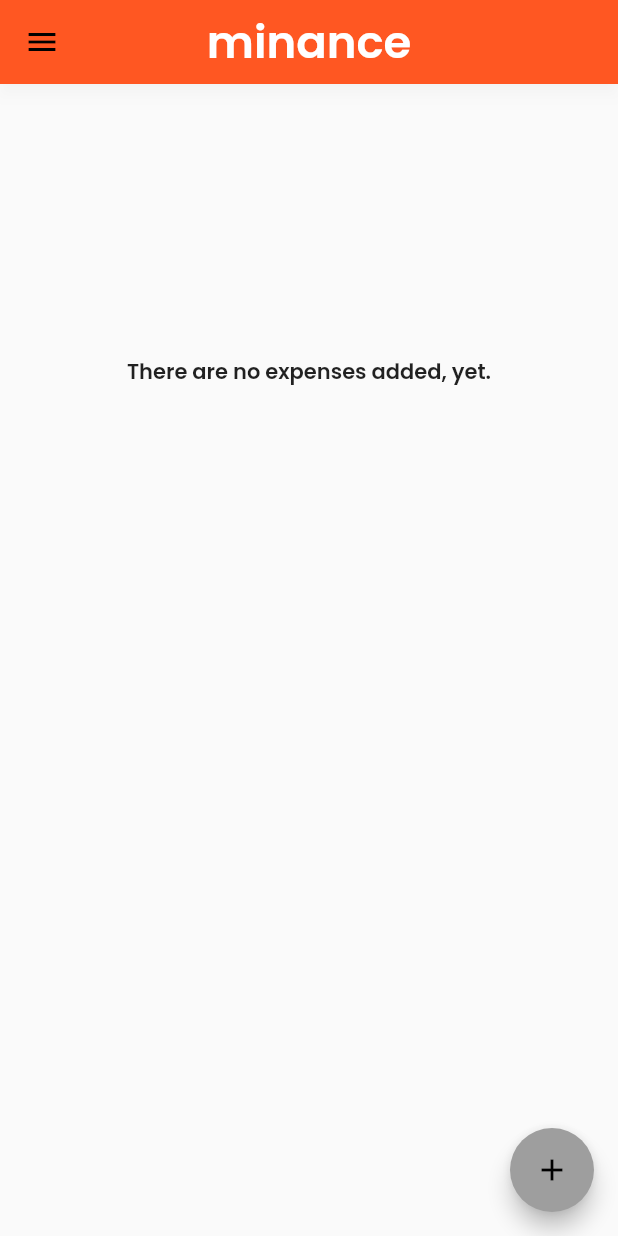
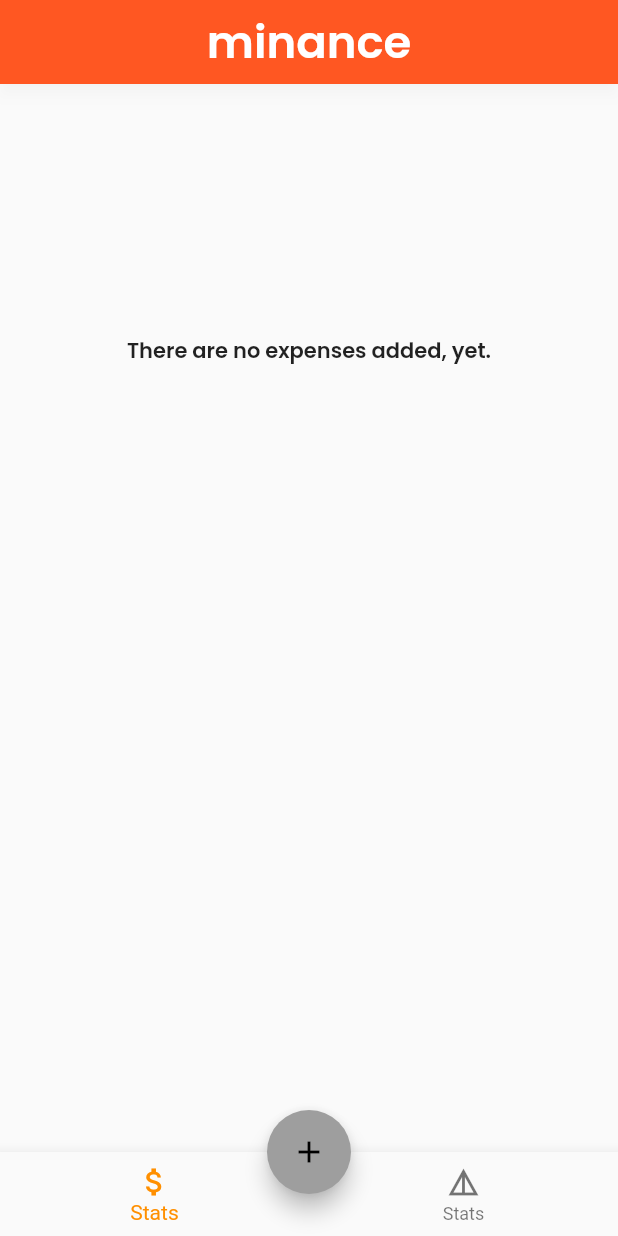
Before and after one commit to sercantor/minance, a Flutter app: the screen it shows after launch, on a phone screen of 412 x 824 dp. Run offline on Flutter 3.47's test engine with Material 2 defaults, Android fonts, the light colour scheme and no system bars.

Commit message:
bottomnavigation, floating docked, refactor

```diff
--- a/lib/main.dart
+++ b/lib/main.dart
@@ -1,5 +1,6 @@
 import 'package:flutter/material.dart';
 import 'package:minance/providers/expense_page_provider.dart';
+import 'package:minance/providers/navigation_provider.dart';
 import 'package:provider/provider.dart';
 import 'package:minance/screens/home.dart';
 
@@ -10,8 +11,14 @@ void main() {
 class MyApp extends StatelessWidget {
   @override
   Widget build(BuildContext context) {
-    return ChangeNotifierProvider<ExpenseProvider>(
-      create: (context) => ExpenseProvider(),
+    return MultiProvider(
+      providers: [
+        ChangeNotifierProvider<ExpenseProvider>(
+          create: (context) => ExpenseProvider(),
+        ),
+        ChangeNotifierProvider<NavigationProvider>(
+            create: (_) => NavigationProvider()),
+      ],
       child: MaterialApp(
         title: 'Flutter Demo',
         theme: ThemeData(
--- /dev/null
+++ b/lib/providers/navigation_provider.dart
@@ -0,0 +1,16 @@
+import 'package:flutter/foundation.dart';
+
+class NavigationProvider with ChangeNotifier {
+  int _selectedIndex;
+
+  NavigationProvider() {
+    _selectedIndex = 0;
+  }
+
+  int get selectedIndex => _selectedIndex;
+
+  void setSelectedIndex(int index) {
+    _selectedIndex = index;
+    notifyListeners();
+  }
+}
--- a/lib/screens/home.dart
+++ b/lib/screens/home.dart
@@ -1,59 +1,13 @@
-import 'package:minance/screens/expense_details.dart';
-import 'package:minance/widgets/show_expense_dialog.dart';
-import 'package:provider/provider.dart';
+import 'package:minance/widgets/bottom_navigation.dart';
+import 'package:minance/widgets/expense_list_view.dart';
+import 'package:minance/widgets/floating_action_add.dart';
 import 'package:flutter/material.dart';
-import 'package:minance/providers/expense_page_provider.dart';
 import 'package:minance/theme.dart';
-import 'package:minance/widgets/expense_list_builder.dart';
 
 class HomePage extends StatelessWidget {
   @override
   Widget build(BuildContext context) {
-    final expenseProvider = Provider.of<ExpenseProvider>(context);
     return Scaffold(
-      drawer: Drawer(
-        child: ListView(
-          padding: EdgeInsets.zero,
-          children: <Widget>[
-            DrawerHeader(
-              decoration: BoxDecoration(
-                color: Colors.deepOrange,
-                boxShadow: <BoxShadow>[
-                  BoxShadow(
-                    color: Colors.black12,
-                    blurRadius: 10.0,
-                    offset: Offset(0.0, 10.0),
-                  ),
-                ],
-              ),
-              child: Text(
-                'Detailed View',
-                style: TextStyles.drawerHeaderTextStyle,
-              ),
-            ),
-            ListTile(
-              title: Text(
-                'Expense Details',
-                style: TextStyles.drawerItemTextStyle,
-              ),
-              onTap: () {
-                final expenseProvider =
-                    Provider.of<ExpenseProvider>(context, listen: false);
-                Navigator.push(
-                  context,
-                  MaterialPageRoute(
-                    builder: (context) => ChangeNotifierProvider.value(
-                      value: expenseProvider,
-                      child: ExpenseDetails(),
-                    ),
-                  ),
-                );
-              },
-            ),
-            Divider(),
-          ],
-        ),
-      ),
       appBar: AppBar(
         centerTitle: true,
         title: Text(
@@ -63,66 +17,10 @@ class HomePage extends StatelessWidget {
         shadowColor: Colors.black12,
         backgroundColor: Colors.deepOrange,
       ),
-      floatingActionButton: FloatingActionButton(
-        child: Icon(Icons.add),
-        //this onpressed should be opening alertdialog to ask for what kind of expense that you should use.
-        onPressed: () {
-          final expenseProvider =
-              Provider.of<ExpenseProvider>(context, listen: false);
-          return showDialog(
-            context: context,
-            builder: (_) {
-              return ChangeNotifierProvider.value(
-                value: expenseProvider,
-                child: ShowExpenseDialog(),
-              );
-            },
-          );
-        },
-      ),
-      body: Column(
-        children: [
-          Visibility(
-            visible: expenseProvider.expenseTypeList.isEmpty ||
-                expenseProvider.expenseAmountList.isEmpty,
-            child: Expanded(
-              child: Center(
-                child: Text(
-                  'There are no expenses added, yet.',
-                  style: TextStyles.subHeaderTextStyle,
-                ),
-              ),
-            ),
-          ),
-          Expanded(
-            child: Padding(
-              padding: EdgeInsets.all(7.0),
-              child: Align(
-                alignment: Alignment.topCenter,
-                child: ListView.builder(
-                    reverse: true,
-                    shrinkWrap: true,
-                    itemBuilder: (context, index) {
-                      return Dismissible(
-                        key: UniqueKey(),
-                        onDismissed: (direction) {
-                          expenseProvider.removeFromAmountList(index);
-                          expenseProvider.removeFromExpenseTypeList(index);
-                        },
-                        child: expenseListBuilder(
-                            context,
-                            index,
-                            expenseProvider.expenseTypeList,
-                            expenseProvider.expenseAmountList,
-                            expenseProvider.daySpent),
-                      );
-                    },
-                    itemCount: expenseProvider.expenseTypeList.length),
-              ),
-            ),
-          ),
-        ],
-      ),
+      bottomNavigationBar: BottomNavigation(),
+      floatingActionButtonLocation: FloatingActionButtonLocation.centerDocked,
+      floatingActionButton: FloatingActionAdd(),
+      body: ExpenseListView(),
     );
   }
 }
--- /dev/null
+++ b/lib/widgets/bottom_navigation.dart
@@ -0,0 +1,26 @@
+import 'package:minance/providers/navigation_provider.dart';
+import 'package:provider/provider.dart';
+import 'package:flutter/material.dart';
+
+class BottomNavigation extends StatelessWidget {
+  @override
+  Widget build(BuildContext context) {
+    final navigationProvider = Provider.of<NavigationProvider>(context);
+    return BottomNavigationBar(
+      type: BottomNavigationBarType.fixed,
+      items: <BottomNavigationBarItem>[
+        BottomNavigationBarItem(
+          icon: Icon(Icons.attach_money),
+          title: Text('Stats'),
+        ),
+        BottomNavigationBarItem(
+          icon: Icon(Icons.details),
+          title: Text('Stats'),
+        ),
+      ],
+      selectedItemColor: Colors.amber[800],
+      currentIndex: navigationProvider.selectedIndex,
+      onTap: navigationProvider.setSelectedIndex,
+    );
+  }
+}
--- /dev/null
+++ b/lib/widgets/expense_list_view.dart
@@ -0,0 +1,62 @@
+import 'package:provider/provider.dart';
+import 'package:flutter/material.dart';
+import 'package:minance/providers/expense_page_provider.dart';
+import 'package:minance/theme.dart';
+import 'package:minance/widgets/expense_list_builder.dart';
+
+class ExpenseListView extends StatelessWidget {
+  @override
+  Widget build(BuildContext context) {
+    final expenseProvider = Provider.of<ExpenseProvider>(context);
+    return Column(
+      children: [
+        Visibility(
+          visible: expenseProvider.expenseTypeList.isEmpty ||
+              expenseProvider.expenseAmountList.isEmpty,
+          child: Expanded(
+            child: Center(
+              child: Text(
+                'There are no expenses added, yet.',
+                style: TextStyles.subHeaderTextStyle,
+              ),
+            ),
+          ),
+        ),
+        Expanded(
+          child: Padding(
+            padding: EdgeInsets.all(7.0),
+            child: Align(
+              alignment: Alignment.topCenter,
+              child: ListView.builder(
+                  reverse: true,
+                  shrinkWrap: true,
+                  itemBuilder: (context, index) {
+                    return Dismissible(
+                      background: Align(
+                        child: Icon(
+                          Icons.restore_from_trash,
+                          size: 50.0,
+                          color: Colors.redAccent,
+                        ),
+                      ),
+                      key: UniqueKey(),
+                      onDismissed: (direction) {
+                        expenseProvider.removeFromAmountList(index);
+                        expenseProvider.removeFromExpenseTypeList(index);
+                      },
+                      child: expenseListBuilder(
+                          context,
+                          index,
+                          expenseProvider.expenseTypeList,
+                          expenseProvider.expenseAmountList,
+                          expenseProvider.daySpent),
+                    );
+                  },
+                  itemCount: expenseProvider.expenseTypeList.length),
+            ),
+          ),
+        ),
+      ],
+    );
+  }
+}
--- /dev/null
+++ b/lib/widgets/floating_action_add.dart
@@ -0,0 +1,27 @@
+import 'package:minance/widgets/show_expense_dialog.dart';
+import 'package:provider/provider.dart';
+import 'package:flutter/material.dart';
+import 'package:minance/providers/expense_page_provider.dart';
+
+class FloatingActionAdd extends StatelessWidget {
+  @override
+  Widget build(BuildContext context) {
+    return FloatingActionButton(
+      child: Icon(Icons.add),
+      //this onpressed should be opening alertdialog to ask for what kind of expense that you should use.
+      onPressed: () {
+        final expenseProvider =
+            Provider.of<ExpenseProvider>(context, listen: false);
+        return showDialog(
+          context: context,
+          builder: (_) {
+            return ChangeNotifierProvider.value(
+              value: expenseProvider,
+              child: ShowExpenseDialog(),
+            );
+          },
+        );
+      },
+    );
+  }
+}
--- a/lib/widgets/show_expense_dialog.dart
+++ b/lib/widgets/show_expense_dialog.dart
@@ -120,7 +120,7 @@ class _ShowExpenseDialogState extends State<ShowExpenseDialog> {
                     style: TextStyles.okButtonTextStyle,
                   ),
                   onPressed: () {
-                    if (int.parse(amountController.text) > 0)
+                    if (int.parse(amountController.text) > 1)
                       expenseProvider.updateExpenseTypeList(
                           expenseProvider.dropDownExpenseType);
                     expenseProvider
```
Also changed, not shown: lib/screens/expense_details.dart (deleted, +0 -21 lines), 2 other files.
